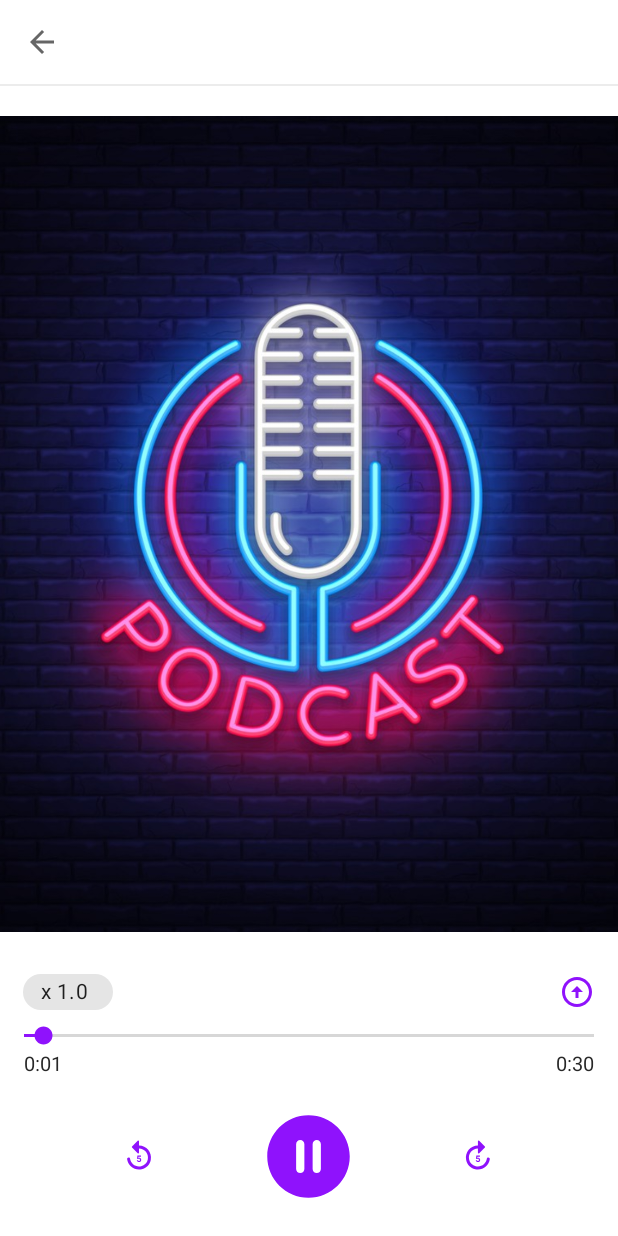
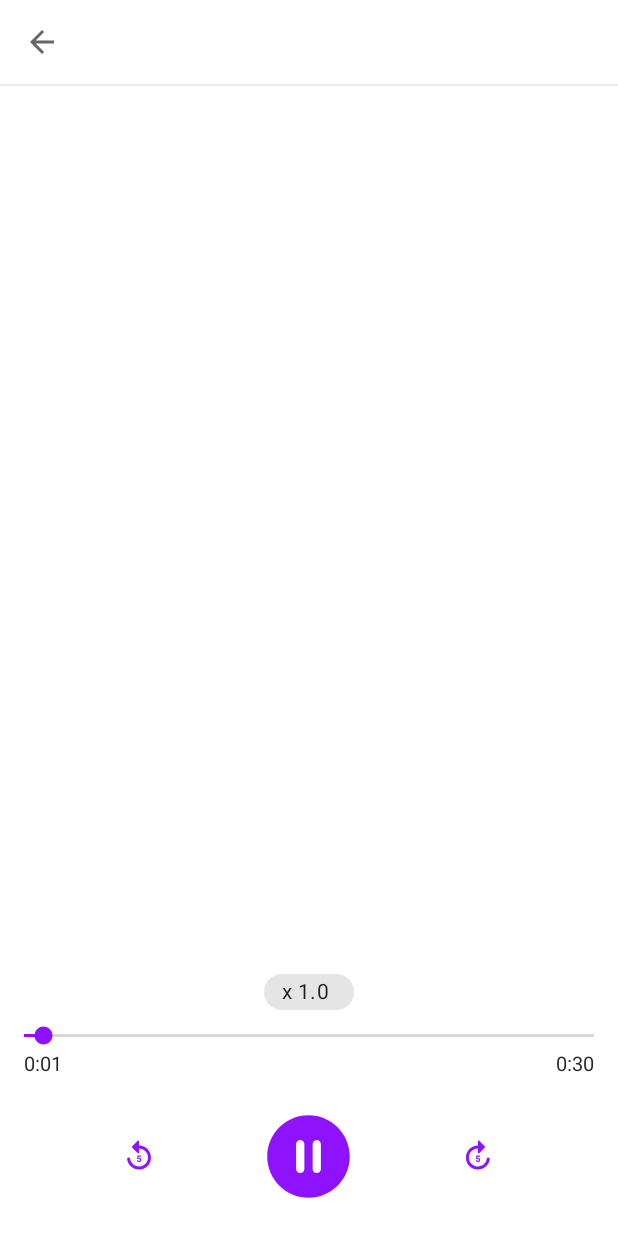
Before and after one commit to vipindevanz/Podcastly, an Android app: the AudioPlayerActivity screen opened directly, with no data from a screen before it, on a phone screen of 412 x 824 dp. Run offline under Robolectric (Android 15) with nearby library versions, the phone set to English and light mode, and no system bars.

Commit message:
Add some update

```diff
--- a/app/src/main/AndroidManifest.xml
+++ b/app/src/main/AndroidManifest.xml
@@ -5,7 +5,6 @@
 
     <uses-permission android:name="android.permission.RECORD_AUDIO" />
     <uses-permission android:name="android.permission.VIBRATE" />
-    <uses-permission android:name="android.permission.READ_EXTERNAL_STORAGE"/>
 
     <application
         android:allowBackup="true"
@@ -13,7 +12,6 @@
         android:label="@string/app_name"
         android:roundIcon="@mipmap/ic_launcher_round"
         android:supportsRtl="true"
-        android:requestLegacyExternalStorage="true"
         android:theme="@style/Theme.Podcastly"
         tools:ignore="AllowBackup">
         <activity
--- a/app/src/main/java/com/pns/podcastly/database/model/User.kt
+++ /dev/null
@@ -1,6 +0,0 @@
-package com.pns.podcastly.database.model
-
-data class User(
-    var uid: String = "",
-    var email: String = ""
-)
--- a/app/src/main/java/com/pns/podcastly/ui/activity/RecordAudioActivity.kt
+++ b/app/src/main/java/com/pns/podcastly/ui/activity/RecordAudioActivity.kt
@@ -225,7 +225,6 @@ class RecordAudioActivity : AppCompatActivity(), Timer.OnTimerTickListener {
 
         if (requestCode == Constants.MICROPHONE_REQUEST_CODE) {
             permissionGranted = grantResults[0] == PackageManager.PERMISSION_GRANTED
-            startRecording()
         }
     }
 
--- a/app/src/main/res/drawable/ic_upload.xml
+++ /dev/null
@@ -1,5 +0,0 @@
-<vector android:height="24dp" android:tint="@color/orange"
-    android:viewportHeight="24" android:viewportWidth="24"
-    android:width="24dp" xmlns:android="http://schemas.android.com/apk/res/android">
-    <path android:fillColor="@android:color/white" android:pathData="M12,20c-4.41,0 -8,-3.59 -8,-8s3.59,-8 8,-8s8,3.59 8,8S16.41,20 12,20M12,22c5.52,0 10,-4.48 10,-10c0,-5.52 -4.48,-10 -10,-10C6.48,2 2,6.48 2,12C2,17.52 6.48,22 12,22L12,22zM11,12l0,4h2l0,-4h3l-4,-4l-4,4H11z"/>
-</vector>
--- a/app/src/main/res/layout/activity_audio_player.xml
+++ b/app/src/main/res/layout/activity_audio_player.xml
@@ -16,6 +16,7 @@
             android:id="@+id/tvFileName"
             android:layout_width="match_parent"
             android:layout_height="wrap_content"
+            android:maxLines="1"
             android:layout_marginEnd="46dp"
             android:gravity="center"
             android:textSize="20sp" />
@@ -23,48 +24,19 @@
     </com.google.android.material.appbar.MaterialToolbar>
 
     <View
-        android:id="@+id/view"
         android:layout_width="match_parent"
         android:layout_height="1dp"
         android:layout_below="@+id/toolBar"
         android:background="@color/gray" />
 
-    <ImageView
-        android:id="@+id/thumbnail"
-        android:layout_width="match_parent"
-        android:layout_height="match_parent"
-        android:layout_above="@+id/rl2"
-        android:layout_below="@+id/view"
-        android:layout_marginTop="20dp"
-        android:layout_marginBottom="20dp"
-        android:scaleType="centerCrop"
-        android:src="@drawable/podcast" />
-
-    <RelativeLayout
-        android:id="@+id/rl2"
-        android:layout_width="match_parent"
-        android:layout_height="wrap_content"
-        android:layout_marginStart="15dp"
-        android:layout_marginEnd="15dp"
-        android:layout_above="@+id/seekBar">
-
     <com.google.android.material.chip.Chip
         android:id="@+id/chip"
         android:layout_width="60dp"
         android:layout_height="40dp"
-            android:layout_centerVertical="true"
+        android:layout_above="@+id/seekBar"
+        android:layout_centerHorizontal="true"
         android:text="x 1.0"
         android:textSize="14sp" />
-
-        <ImageButton
-            android:id="@+id/upload"
-            android:layout_width="wrap_content"
-            android:layout_height="wrap_content"
-            android:layout_alignParentEnd="true"
-            android:layout_centerVertical="true"
-            android:background="@drawable/ic_upload" />
-
-    </RelativeLayout>
 
     <SeekBar
         android:id="@+id/seekBar"
--- a/app/src/main/res/layout/activity_main.xml
+++ b/app/src/main/res/layout/activity_main.xml
@@ -32,7 +32,6 @@
             <com.google.android.material.bottomnavigation.BottomNavigationView
                 android:id="@+id/bottomNav"
                 android:layout_width="match_parent"
-                app:labelVisibilityMode="labeled"
                 android:layout_height="match_parent"
                 android:background="#FFFFFF"
                 app:itemIconSize="30dp"
```
Also changed, not shown: app/src/main/java/com/pns/podcastly/ui/activity/AudioPlayerActivity.kt (+12 -12 lines), app/src/main/java/com/pns/podcastly/ui/activity/AuthActivity.kt (+4 -10 lines), app/src/main/res/layout/activity_auth.xml (+0 -8 lines), app/src/main/res/drawable/podcast.jpg (deleted). Lines whose indentation alone changed are shown as unchanged.
